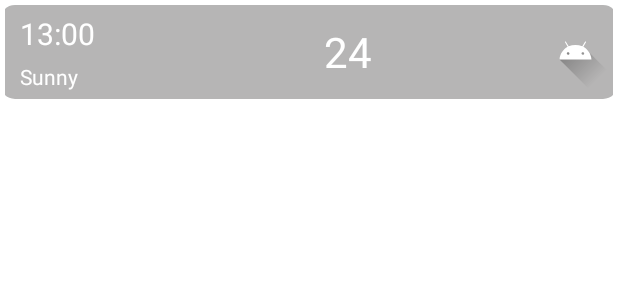
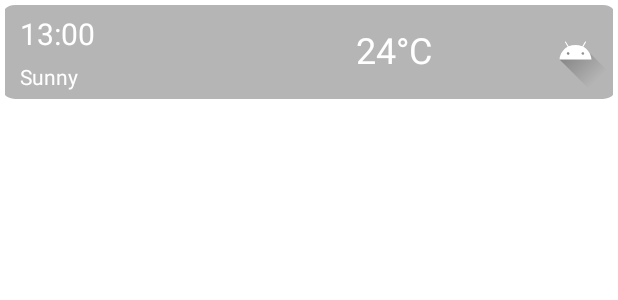
Before and after one commit to EugenePepin/WeatherApp, an Android app: the layout list_item.xml on its own in the app's theme, with its tools: preview values and no code run, on a phone screen of 412 x 824 dp. Shown: the top 300 px of the screen. Run offline under Robolectric (Android 15) with nearby library versions, the phone set to English and light mode, and no system bars.

Commit message:
Ver 1.11 small update

```diff
--- a/app/src/main/java/com/example/weatherapp/MainActivity.kt
+++ b/app/src/main/java/com/example/weatherapp/MainActivity.kt
@@ -1,5 +1,6 @@
 package com.example.weatherapp
 
+import android.content.pm.ActivityInfo
 import androidx.appcompat.app.AppCompatActivity
 import android.os.Bundle
 import android.view.WindowManager
@@ -9,6 +10,7 @@ class MainActivity : AppCompatActivity() {
     override fun onCreate(savedInstanceState: Bundle?) {
         super.onCreate(savedInstanceState)
         setContentView(R.layout.activity_main)
+        requestedOrientation = ActivityInfo.SCREEN_ORIENTATION_PORTRAIT
         //костиль для автоматичного закриття клавіатури при згортанні/розгортанні
         window.setSoftInputMode(WindowManager.LayoutParams.SOFT_INPUT_STATE_ALWAYS_HIDDEN)
         // передаємо фрагмент в MainActivity (MainActivity пустий)
--- a/app/src/main/java/com/example/weatherapp/fragment/MainFragment.kt
+++ b/app/src/main/java/com/example/weatherapp/fragment/MainFragment.kt
@@ -300,9 +300,6 @@ class MainFragment : Fragment() {
             if (tempMaxMinTextView.text.isEmpty()) {
                 tabLayout.selectTab(tabLayout.getTabAt(0))
             }
-
-
-
             Picasso.get().load("https:" + it.iconUrl).into(weatherImage)
         }
 
--- a/app/src/main/res/layout/list_item.xml
+++ b/app/src/main/res/layout/list_item.xml
@@ -53,15 +53,15 @@
             android:id="@+id/tempTextView"
             android:layout_width="wrap_content"
             android:layout_height="wrap_content"
-            android:text="24"
+            android:text="24°C"
             android:textColor="#FFFFFF"
-            android:textSize="28sp"
+            android:textSize="24sp"
             app:layout_constraintBottom_toBottomOf="parent"
             app:layout_constraintEnd_toStartOf="@+id/weatherIcon"
-            app:layout_constraintHorizontal_bias="0.58"
+            app:layout_constraintHorizontal_bias="0.711"
             app:layout_constraintStart_toEndOf="@+id/dateTextView"
             app:layout_constraintTop_toTopOf="parent"
-            app:layout_constraintVertical_bias="0.478" />
+            app:layout_constraintVertical_bias="0.448" />
 
     </androidx.constraintlayout.widget.ConstraintLayout>
 </androidx.cardview.widget.CardView>
```
